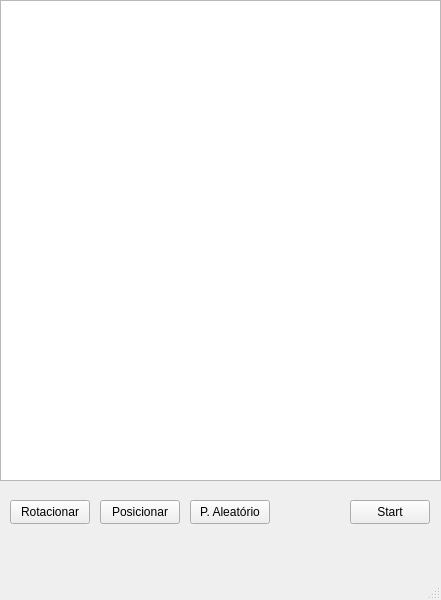
First picture: the form in BattleshipFront/Forms/mainwindow.ui, repository ismael-ds-correia/battleship-cpp, before the edit.
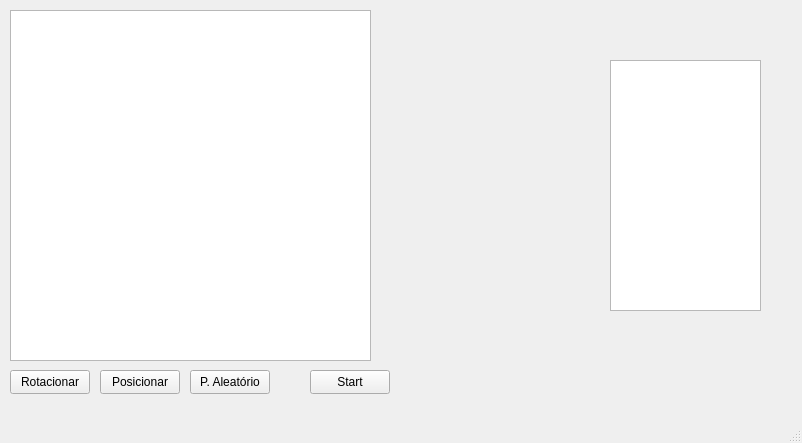
Second picture: the form after the edit.

The edit to the form file:
```diff
--- a/BattleshipFront/Forms/mainwindow.ui
+++ b/BattleshipFront/Forms/mainwindow.ui
@@ -6,8 +6,8 @@
    <rect>
     <x>0</x>
     <y>0</y>
-    <width>441</width>
-    <height>600</height>
+    <width>802</width>
+    <height>443</height>
    </rect>
   </property>
   <property name="windowTitle">
@@ -17,10 +17,10 @@
    <widget class="QGraphicsView" name="boardView">
     <property name="geometry">
      <rect>
-      <x>0</x>
-      <y>0</y>
-      <width>441</width>
-      <height>481</height>
+      <x>10</x>
+      <y>10</y>
+      <width>361</width>
+      <height>351</height>
      </rect>
     </property>
    </widget>
@@ -28,7 +28,7 @@
     <property name="geometry">
      <rect>
       <x>10</x>
-      <y>500</y>
+      <y>370</y>
       <width>80</width>
       <height>24</height>
      </rect>
@@ -41,7 +41,7 @@
     <property name="geometry">
      <rect>
       <x>100</x>
-      <y>500</y>
+      <y>370</y>
       <width>80</width>
       <height>24</height>
      </rect>
@@ -53,8 +53,8 @@
    <widget class="QPushButton" name="pushButton_3">
     <property name="geometry">
      <rect>
-      <x>350</x>
-      <y>500</y>
+      <x>310</x>
+      <y>370</y>
       <width>80</width>
       <height>24</height>
      </rect>
@@ -67,7 +67,7 @@
     <property name="geometry">
      <rect>
       <x>190</x>
-      <y>500</y>
+      <y>370</y>
       <width>80</width>
       <height>24</height>
      </rect>
@@ -76,6 +76,32 @@
      <string>P. Aleatório</string>
     </property>
    </widget>
+   <widget class="QGraphicsView" name="selectorView">
+    <property name="geometry">
+     <rect>
+      <x>610</x>
+      <y>60</y>
+      <width>151</width>
+      <height>251</height>
+     </rect>
+    </property>
+    <property name="verticalScrollBarPolicy">
+     <enum>Qt::ScrollBarPolicy::ScrollBarAlwaysOff</enum>
+    </property>
+    <property name="horizontalScrollBarPolicy">
+     <enum>Qt::ScrollBarPolicy::ScrollBarAlwaysOff</enum>
+    </property>
+   </widget>
+   <widget class="QWidget" name="selectorContainer" native="true">
+    <property name="geometry">
+     <rect>
+      <x>380</x>
+      <y>69</y>
+      <width>211</width>
+      <height>261</height>
+     </rect>
+    </property>
+   </widget>
   </widget>
   <widget class="QMenuBar" name="menubar">
    <property name="geometry">
```
Left out of the diff: 4 changed lines with no effect on the pictures.
